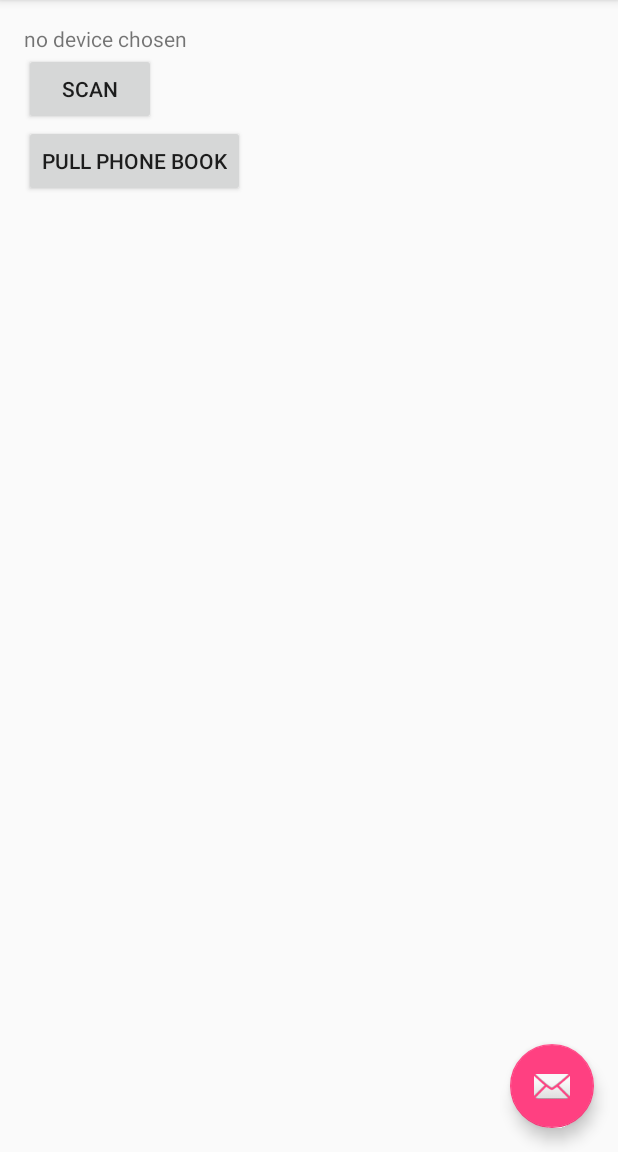
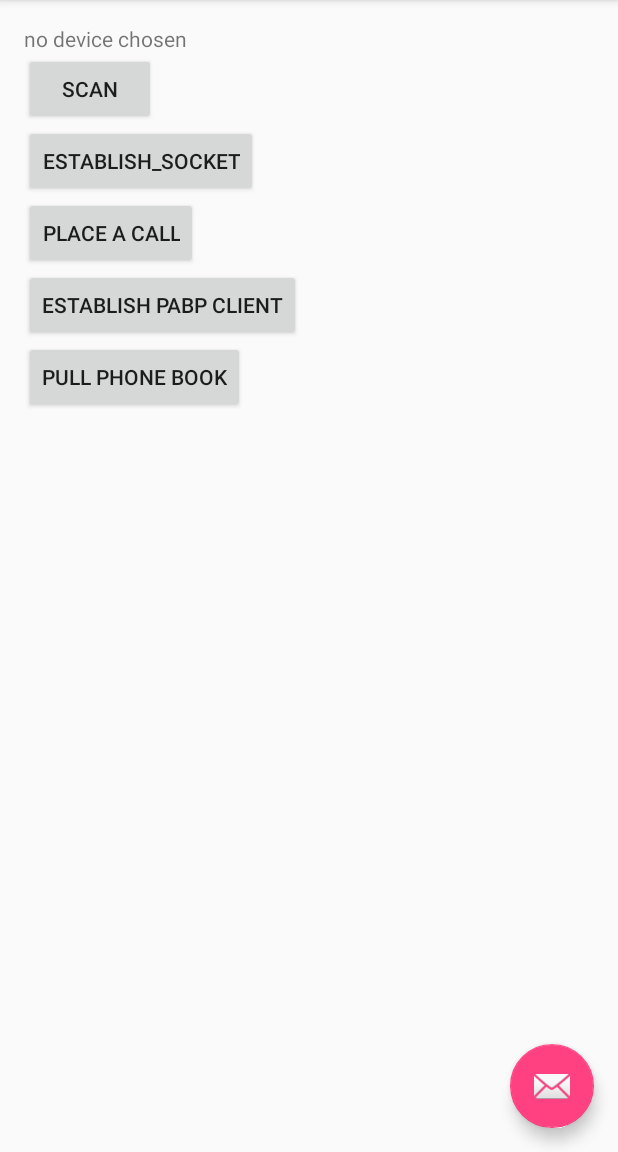
Before and after one commit to gitzxon/MyBluetoothDemo, an Android app: the screen it shows after launch (MainActivity), on a phone screen of 412 x 824 dp, the part 84-1236 px from its top. Run offline under Robolectric (Android 15) with nearby library versions, the phone set to English and light mode, and no system bars; our stand-ins replace ButterKnife; libraries missing offline, so code that uses them is left out: com.socks.library; 2 statements that could not run were skipped.

Commit message:
separate the socket and the pbap client

```diff
--- a/app/src/main/res/layout/content_main.xml
+++ b/app/src/main/res/layout/content_main.xml
@@ -1,5 +1,5 @@
 <?xml version="1.0" encoding="utf-8"?>
-<RelativeLayout xmlns:android="http://schemas.android.com/apk/res/android"
+<LinearLayout xmlns:android="http://schemas.android.com/apk/res/android"
     xmlns:app="http://schemas.android.com/apk/res-auto"
     xmlns:tools="http://schemas.android.com/tools"
     android:layout_width="match_parent"
@@ -8,6 +8,7 @@
     android:paddingLeft="@dimen/activity_horizontal_margin"
     android:paddingRight="@dimen/activity_horizontal_margin"
     android:paddingTop="@dimen/activity_vertical_margin"
+    android:orientation="vertical"
     app:layout_behavior="@string/appbar_scrolling_view_behavior"
     tools:context="com.zxon.mybluetoothdemo.MainActivity"
     tools:showIn="@layout/activity_main">
@@ -18,18 +19,35 @@
         android:layout_height="wrap_content"
         android:text="@string/no_device_chosen" />
     <Button
-        android:id="@+id/choose_device"
+        android:id="@+id/btn_choose_device"
         android:layout_width="wrap_content"
         android:layout_height="wrap_content"
-        android:layout_below="@id/bluetooth_device_chosen"
         android:text="@string/button_scan"
         />
     <Button
-        android:id="@+id/pull_phone_book"
+        android:id="@+id/btn_establish_socket"
         android:layout_width="wrap_content"
         android:layout_height="wrap_content"
-        android:layout_below="@id/choose_device"
+        android:text="@string/establish_socket"
+        />
+    <Button
+        android:id="@+id/btn_place_call"
+        android:layout_width="wrap_content"
+        android:layout_height="wrap_content"
+        android:text="@string/place_call"
+        />
+
+    <Button
+        android:id="@+id/btn_establish_pbap"
+        android:layout_width="wrap_content"
+        android:layout_height="wrap_content"
+        android:text="@string/establish_pbap_client"
+        />
+    <Button
+        android:id="@+id/btn_pull_phone_book"
+        android:layout_width="wrap_content"
+        android:layout_height="wrap_content"
         android:text="@string/btn_pull_phone_book"
 
         />
-</RelativeLayout>
+</LinearLayout>
--- a/app/src/main/res/values/strings.xml
+++ b/app/src/main/res/values/strings.xml
@@ -10,4 +10,7 @@
     <string name="button_scan">scan</string>
     <string name="btn_pull_phone_book">pull phone book</string>
     <string name="no_device_chosen">no device chosen</string>
+    <string name="establish_socket">establish_socket</string>
+    <string name="place_call">place  a  call</string>
+    <string name="establish_pbap_client">establish pabp client</string>
 </resources>
```
Also changed, not shown: app/src/main/java/com/zxon/mybluetoothdemo/MainActivity.java (+24 -3 lines), app/src/main/java/com/zxon/mybluetoothdemo/service/BluetoothService.java (+48 -11 lines).
